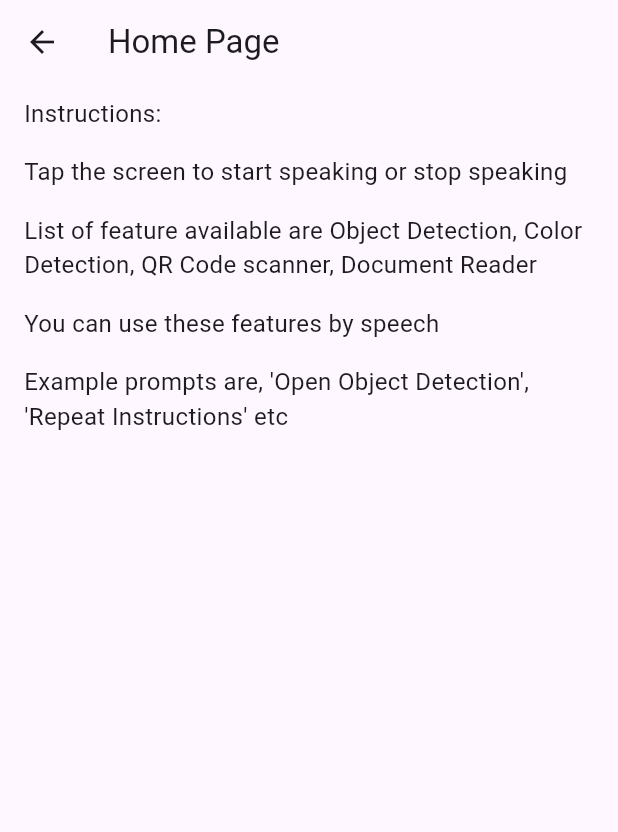
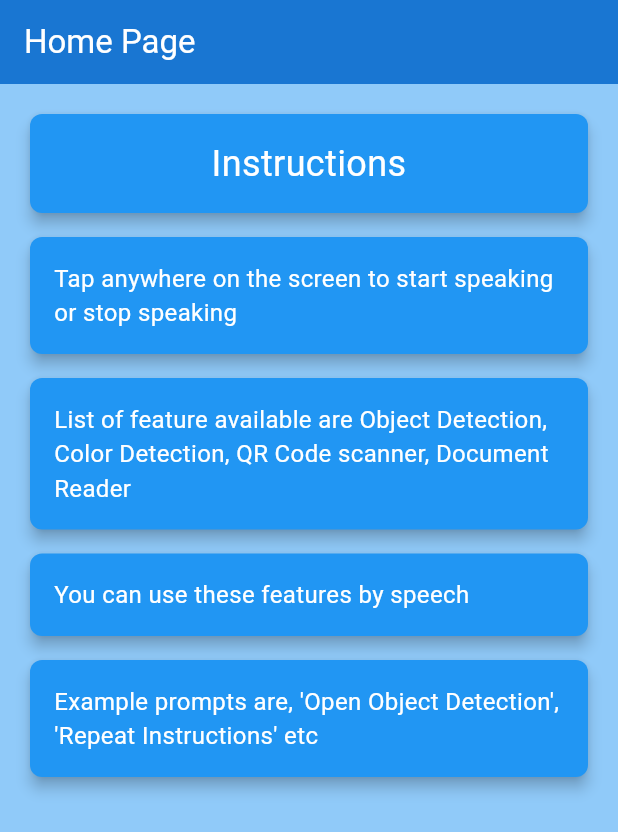
Before and after one commit to Varun-Kolanu/sight_companion, a Flutter app: the HomeScreen screen opened directly, on a phone screen of 412 x 824 dp. Shown: the top 832 px of the screen. Run offline on Flutter 3.47's test engine with Material 3 defaults, Android fonts, the phone set to English and light mode, and no system bars; our stand-ins replace camera, flutter_tts, image_picker, palette_generator, speech_to_text; missing offline and left inert: google_mlkit_text_recognition, simple_barcode_scanner, tflite_flutter, tflite_v2.

Commit message:
update: UI Modification

```diff
--- a/lib/pages/home_screen.dart
+++ b/lib/pages/home_screen.dart
@@ -10,6 +10,7 @@ import 'package:sight_companion/utils/qr.dart';
 import 'package:sight_companion/utils/speech_to_text.dart';
 import 'package:sight_companion/utils/stt_state.dart';
 import 'package:sight_companion/utils/text_to_speech.dart';
+import 'package:sight_companion/utils/tts_state.dart';
 
 class HomeScreen extends StatefulWidget {
   const HomeScreen({super.key});
@@ -22,13 +23,21 @@ class _HomeScreenState extends State<HomeScreen> {
   bool _loading = false;
   Feature _currentFeature = Feature.none;
 
-  final List<String> _instructions = [
-    "Instructions:",
-    "Tap the screen to start speaking or stop speaking",
+  final List<String> _instructionsList = [
+    "Instructions",
+    "Tap anywhere on the screen to start speaking or stop speaking",
     "List of feature available are Object Detection, Color Detection, QR Code scanner, Document Reader",
     "You can use these features by speech",
     "Example prompts are, 'Open Object Detection', 'Repeat Instructions' etc",
   ];
+
+  final String _instructions = """
+Instructions
+Tap anywhere on the screen to start speaking or stop speaking
+List of feature available are Object Detection, Color Detection, QR Code scanner, Document Reader
+You can use these features by speech
+Example prompts are, 'Open Object Detection', 'Repeat Instructions' etc
+""";
 
   final Stt _stt = Stt();
   SttState _status = SttState.stopped;
@@ -36,12 +45,13 @@ class _HomeScreenState extends State<HomeScreen> {
   final ObjectDetector _objD = ObjectDetector();
   File _image = File('');
 
-  Tts _tts = Tts();
+  final Tts _tts = Tts();
 
   final Ocr _ocr = Ocr();
   String _recognizedText = "";
 
   final Qr _qr = Qr();
+  String? _qrText = "";
 
   late ImagePicker _imagePicker;
 
@@ -53,15 +63,20 @@ class _HomeScreenState extends State<HomeScreen> {
     _stt.callback = _onSpeechResult;
     _objD.loadModel();
     _imagePicker = ImagePicker();
+    repeatInstructions();
+  }
+
+  void repeatInstructions() async {
+    await _tts.speak(_instructions);
   }
 
   void _handleTap() async {
     if (_status != SttState.listening) {
-      print("Start Speaking...");
       await _stt.startListening();
     } else {
       await _stt.stopListening();
     }
+    if (_tts.ttsState == TtsState.playing) await _tts.stop();
   }
 
   Feature _getFeature(String text) {
@@ -78,7 +93,7 @@ class _HomeScreenState extends State<HomeScreen> {
         lower.contains("barcode") ||
         lower.contains("bar code")) {
       return Feature.qrScanner;
-    } else if (lower.contains("instructions")) {
+    } else if (lower.contains("instruction") || lower.contains("detail")) {
       return Feature.instructions;
     } else {
       return Feature.none;
@@ -88,23 +103,39 @@ class _HomeScreenState extends State<HomeScreen> {
   void _onSpeechResult(String text, SttState status, String emitted) async {
     setState(() {
       _status = status;
+      if (emitted != "stop") {
         _loading = true;
+      }
     });
-    if (emitted == 'done' || emitted == 'stop') {
+    if (emitted == 'done') {
       Feature feat = _getFeature(text);
+      if (feat == Feature.none) {
+        setState(() {
+          _loading = false;
+        });
+        return;
+      } else {
         setState(() {
           _currentFeature = feat;
         });
+      }
       if (feat != Feature.qrScanner &&
           feat != Feature.instructions &&
           feat != Feature.none) {
         await _tts.speak(
-          "Opening Camera. Tap bottom right after capturing pic to confirm",
+          "Opening Camera. Tap bottom right after capturing picture, to confirm",
         );
 
-        var image = await _imagePicker.pickImage(
+        late XFile? image;
+        image = await _imagePicker.pickImage(
           source: ImageSource.camera,
         );
+        if (image == null) {
+          setState(() {
+            _loading = false;
+            return;
+          });
+        }
 
         while (!(await _tts.flutterTts.isLanguageAvailable("en-US"))) {
           await Future.delayed(const Duration(seconds: 1));
@@ -139,23 +170,34 @@ class _HomeScreenState extends State<HomeScreen> {
           return;
         }
       } else if (feat == Feature.qrScanner) {
-        await _qr.openScanner(context);
+        String result = await _qr.openScanner(context);
         setState(() {
           _loading = false;
+          _qrText = result;
         });
+        Uri? uri = Uri.tryParse(result);
+        if (uri != null && uri.hasScheme && uri.hasAuthority) {
+          await _tts.speak("Opening domain ${uri.host}");
+          await _qr.launchInBrowserView(uri);
+        } else {
+          await _tts.speak("Scanned Text is: $result");
+        }
       } else if (feat == Feature.instructions) {
         setState(() {
           _loading = false;
         });
-        for (String str in _instructions) {
-          await _tts.speak(str);
-        }
+        await _tts.speak(_instructions);
       } else {
         setState(() {
           _loading = false;
         });
       }
     }
+  }
+
+  bool _isUriValid(String url) {
+    Uri? uri = Uri.tryParse(url);
+    return (uri != null && uri.hasScheme && uri.hasAuthority);
   }
 
   @override
@@ -169,51 +211,94 @@ class _HomeScreenState extends State<HomeScreen> {
     return Scaffold(
         appBar: AppBar(
           title: const Text('Home Page'),
+          backgroundColor: Colors.blue[700],
+          foregroundColor: Colors.white,
         ),
-        body: GestureDetector(
+        body: Stack(
+          children: [
+            GestureDetector(
               onTap: _handleTap,
-          child: SizedBox(
+              child: Container(
                 width: double.infinity,
                 height: double.infinity,
-            child: SizedBox(
-              height: double.infinity,
-              width: double.infinity,
-              child: _loading
-                  ? const Center(
+                color: Colors.transparent, // Set color to transparent
+              ),
+            ),
+            if (_loading)
+              const Center(
                 child: CircularProgressIndicator(),
               )
-                  : _buildFeature(),
+            else
+              GestureDetector(
+                onTap: _handleTap,
+                child:
+                    _buildFeature(), // Replace _buildFeature() with your widget
               ),
-          ),
+          ],
         ));
   }
 
   Widget _buildFeature() {
     switch (_currentFeature) {
       case Feature.none || Feature.instructions:
-        return ListView.builder(
-          itemCount: _instructions.length,
+        return Container(
+          color: Colors.blue[200],
+          padding: const EdgeInsets.all(16.0),
+          child: ListView.builder(
+            itemCount: _instructionsList.length,
             itemBuilder: (BuildContext context, int index) {
               return Padding(
-              padding: const EdgeInsets.symmetric(
-                vertical: 8.0,
-                horizontal: 16.0,
+                padding: const EdgeInsets.only(bottom: 8.0),
+                child: Card(
+                  elevation: 4.0,
+                  shape: RoundedRectangleBorder(
+                    borderRadius: BorderRadius.circular(8.0),
                   ),
+                  color: Colors.blue[500],
+                  child: Padding(
+                    padding: const EdgeInsets.all(16.0),
                     child: Text(
-                _instructions[index],
-                style: TextStyle(fontSize: 16.0),
+                      _instructionsList[index],
+                      style: TextStyle(
+                        fontSize: index == 0 ? 24.0 : 16.0,
+                        color: Colors.white,
+                      ),
+                      textAlign: index == 0 ? TextAlign.center : TextAlign.left,
+                    ),
+                  ),
                 ),
               );
             },
+          ),
         );
       case Feature.objectDetection:
-        return Stack(
-          children: _objD.stackChildrenObj(MediaQuery.of(context).size, _image),
+        return Container(
+          width: MediaQuery.of(context).size.width,
+          height: MediaQuery.of(context).size.height,
+          color: Colors.blue[100],
+          child: Padding(
+            padding: const EdgeInsets.all(8.0),
+            child: Stack(
+              alignment: Alignment.center,
+              children:
+                  _objD.stackChildrenObj(MediaQuery.of(context).size, _image),
+            ),
+          ),
         );
       case Feature.ocr:
-        return SingleChildScrollView(
+        return Container(
           padding: const EdgeInsets.all(16.0),
-          child: Text(_recognizedText),
+          color: Colors.blue[400],
+          child: SingleChildScrollView(
+            child: Text(
+              _recognizedText,
+              style: const TextStyle(
+                fontSize: 16.0,
+                color: Colors.white,
+                fontFamily: 'Roboto',
+              ),
+            ),
+          ),
         );
       case Feature.colorDetection:
         return Container(
@@ -222,7 +307,22 @@ class _HomeScreenState extends State<HomeScreen> {
           color: colorMap[_domColor],
         );
       case Feature.qrScanner:
-        return Text(_qr.result);
+        return Center(
+          child: _isUriValid(_qrText!)
+              ? TextButton(
+                  onPressed: () {
+                    _qr.launchInBrowserView(Uri.parse(_qrText!));
+                  },
+                  child: Text(
+                    _qrText!,
+                    style: const TextStyle(
+                      color: Colors.blue,
+                      decoration: TextDecoration.underline,
+                    ),
+                  ),
+                )
+              : Text(_qrText!),
+        );
       default:
         return const Text("Hello");
     }
--- a/lib/utils/speech_to_text.dart
+++ b/lib/utils/speech_to_text.dart
@@ -71,6 +71,6 @@ class Stt {
     await stt.stop();
     print("Stopped Listening...");
     lastWords = "";
-    callback?.call(lastWords, SttState.stopped, 'done');
+    callback?.call(lastWords, SttState.stopped, 'stop');
   }
 }
```
Also changed, not shown: lib/main.dart (+7 -7 lines), lib/utils/qr.dart (+3 -12 lines). Lines whose indentation alone changed are shown as unchanged.
